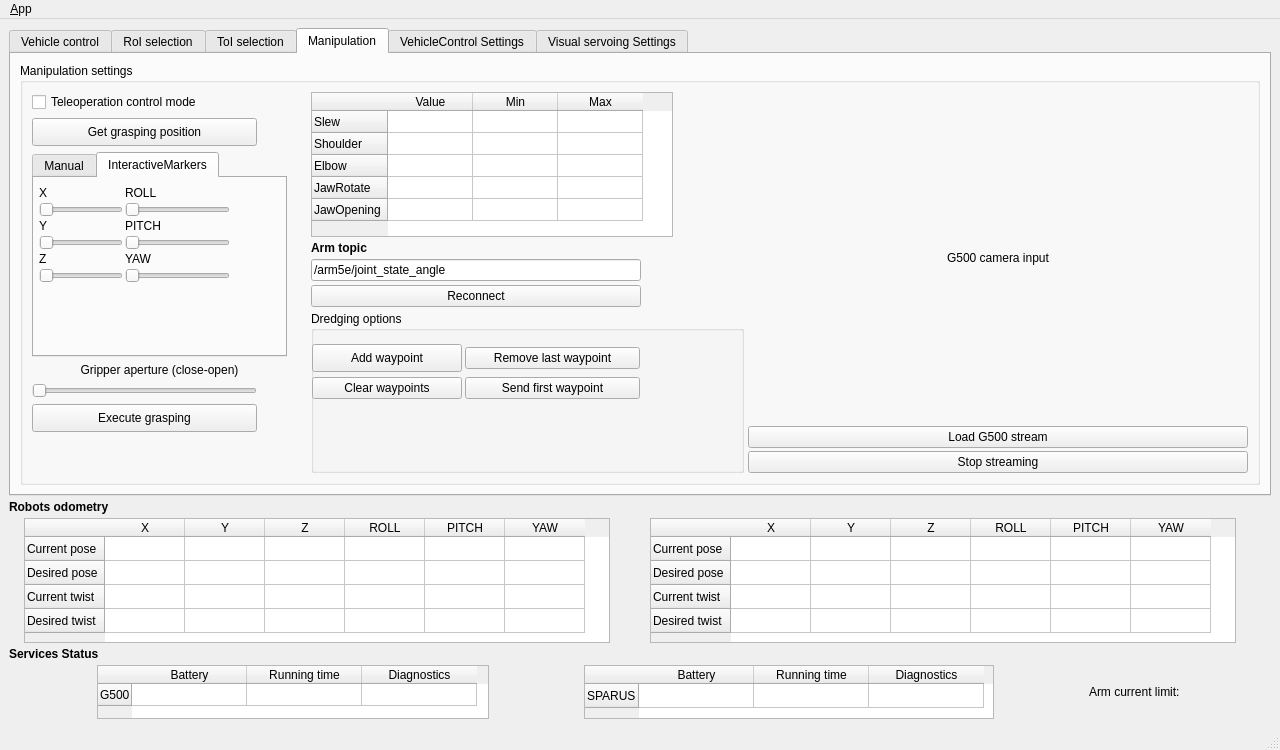
The window that ui/main_window.ui (jcgarsan/merbots_gui) describes before a commit, drawn with Qt 5.
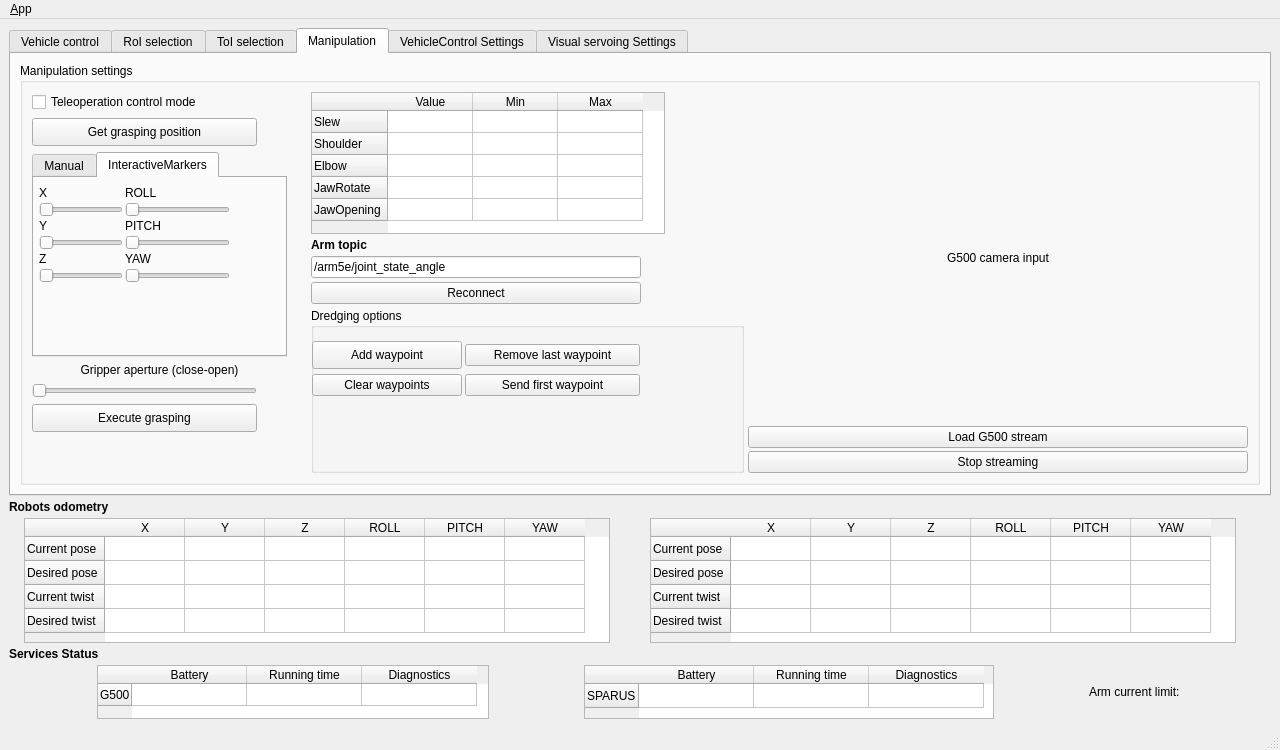
The same window after the commit. Icons and pictures are not drawn.

Commit message: G500 service tested. Odometry tables applies colors. Battery topic modified.

What changed in the file:
```diff
--- a/ui/main_window.ui
+++ b/ui/main_window.ui
@@ -1459,14 +1459,14 @@
                    </property>
                    <property name="minimumSize">
                     <size>
-                     <width>362</width>
-                     <height>145</height>
+                     <width>354</width>
+                     <height>142</height>
                     </size>
                    </property>
                    <property name="maximumSize">
                     <size>
-                     <width>362</width>
-                     <height>145</height>
+                     <width>354</width>
+                     <height>142</height>
                     </size>
                    </property>
                    <property name="font">
```
Left out of the diff: 2 changed lines with no effect on the pictures. The commit also changes 2 other files.
